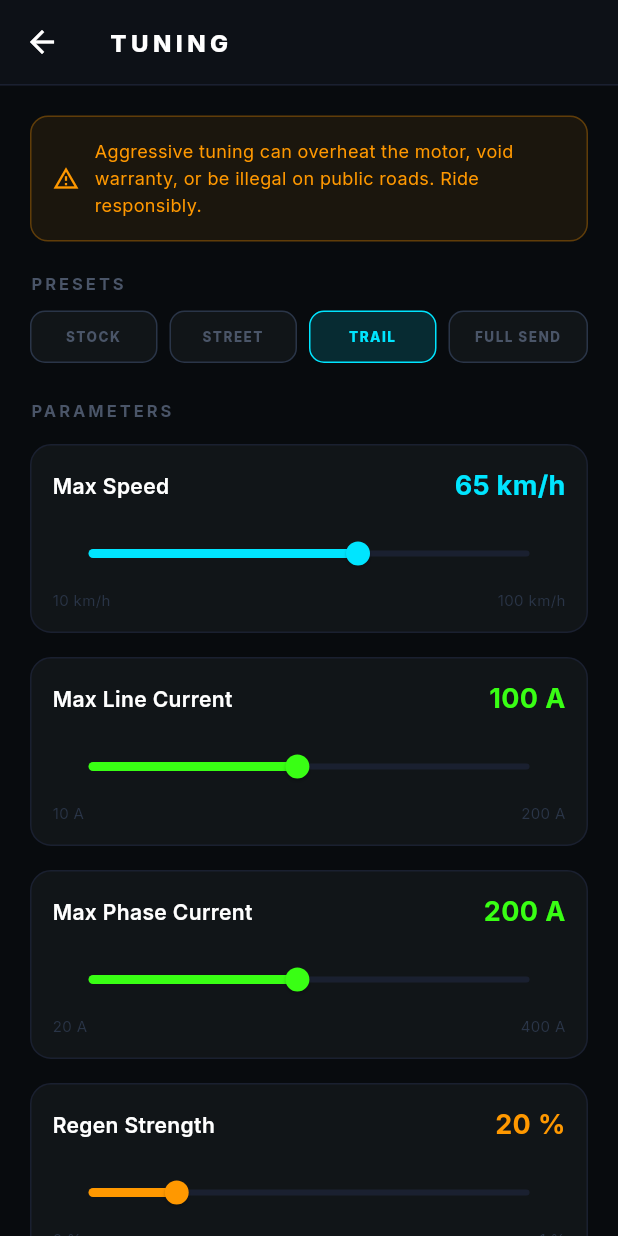
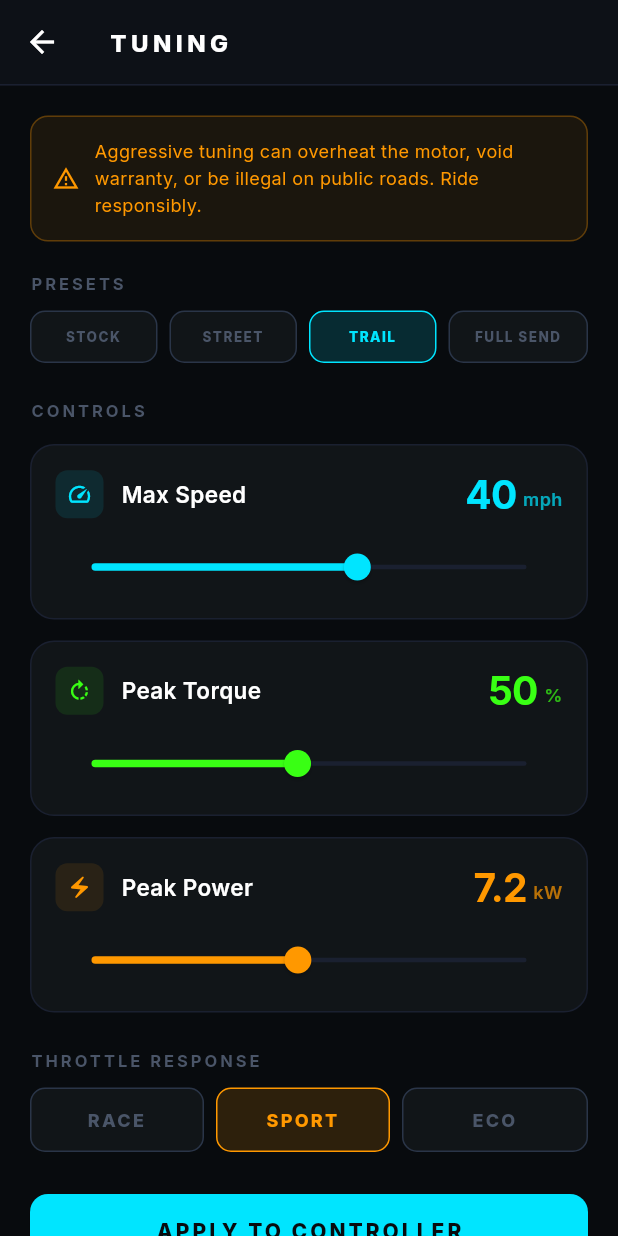
Before and after one commit to caydenchapple/Biketunes, a Flutter app: the TuningScreen screen opened by its route, on a phone screen of 412 x 824 dp. Run offline on Flutter 3.47's test engine with Material 3 defaults, Android fonts, the phone set to English and light mode, and no system bars; our stand-ins replace csv, fl_chart, flutter_blue_plus, flutter_riverpod, google_fonts, shared_preferences; accounts and stored records are empty.

Commit message:
Update initial route and enhance Bluetooth handling
- Changed the initial route from '/' to '/dashboard' in app.dart.
- Improved Bluetooth scanning logic in connection_screen.dart and dashboard_screen.dart to check Bluetooth adapter state before starting a scan.
- Updated TuningScreen to use unit conversion for speed and power parameters, and restructured UI elements for better clarity.
- Added necessary entitlements for network client access in macOS project files.
- Updated Xcode project settings to include new Pods dependencies.

```diff
--- a/lib/app.dart
+++ b/lib/app.dart
@@ -26,7 +26,7 @@ class BikeTunesApp extends StatelessWidget {
       title: 'BikeTunes',
       debugShowCheckedModeBanner: false,
       theme: _buildTheme(),
-      initialRoute: '/',
+      initialRoute: '/dashboard',
       routes: {
         '/': (_) => const ConnectionScreen(),
         '/dashboard': (_) => const DashboardScreen(),
--- a/lib/screens/connection_screen.dart
+++ b/lib/screens/connection_screen.dart
@@ -1,4 +1,5 @@
 import 'package:flutter/material.dart';
+import 'package:flutter_blue_plus/flutter_blue_plus.dart' show FlutterBluePlus, BluetoothAdapterState;
 import 'package:flutter_riverpod/flutter_riverpod.dart';
 import 'package:biketunes/providers/bluetooth_provider.dart';
 import 'package:biketunes/services/bluetooth_service.dart';
@@ -23,6 +24,17 @@ class _ConnectionScreenState extends ConsumerState<ConnectionScreen> {
 
   Future<void> _startScan() async {
     setState(() => _isScanning = true);
+    // Wait until the BT adapter is on (handles macOS/iOS initialization delay)
+    final adapterState = await FlutterBluePlus.adapterState
+        .firstWhere((s) => s != BluetoothAdapterState.unknown)
+        .timeout(const Duration(seconds: 5), onTimeout: () => BluetoothAdapterState.unavailable);
+    if (adapterState != BluetoothAdapterState.on) {
+      if (mounted) {
+        setState(() => _isScanning = false);
+        _showError('Bluetooth is off. Please enable Bluetooth and try again.');
+      }
+      return;
+    }
     final service = ref.read(bluetoothServiceProvider);
     await service.startScan(timeout: const Duration(seconds: 10));
     if (mounted) setState(() => _isScanning = false);
--- a/lib/screens/dashboard_screen.dart
+++ b/lib/screens/dashboard_screen.dart
@@ -1,4 +1,5 @@
 import 'package:flutter/material.dart';
+import 'package:flutter_blue_plus/flutter_blue_plus.dart' show FlutterBluePlus, BluetoothAdapterState;
 import 'package:flutter_riverpod/flutter_riverpod.dart';
 import 'package:biketunes/models/controller_state.dart';
 import 'package:biketunes/providers/bluetooth_provider.dart';
@@ -44,14 +45,6 @@ class _DashboardScreenState extends ConsumerState<DashboardScreen> {
     // Track session top speed
     if (controllerState.speedKph > _sessionTopSpeed) {
       _sessionTopSpeed = controllerState.speedKph;
-    }
-
-    // Auto-navigate to connect tab on disconnect (instead of leaving the dashboard)
-    if (connectionState == DongleConnectionState.disconnected &&
-        _selectedIndex != _connectTabIndex) {
-      WidgetsBinding.instance.addPostFrameCallback((_) {
-        if (mounted) setState(() => _selectedIndex = _connectTabIndex);
-      });
     }
 
     return Scaffold(
@@ -166,6 +159,14 @@ class _ConnectTabState extends ConsumerState<_ConnectTab> {
 
   Future<void> _startScan() async {
     setState(() => _isScanning = true);
+    final adapterState = await FlutterBluePlus.adapterState
+        .firstWhere((s) => s != BluetoothAdapterState.unknown)
+        .timeout(const Duration(seconds: 5),
+            onTimeout: () => BluetoothAdapterState.unavailable);
+    if (adapterState != BluetoothAdapterState.on) {
+      if (mounted) setState(() => _isScanning = false);
+      return;
+    }
     final service = ref.read(bluetoothServiceProvider);
     await service.startScan(timeout: const Duration(seconds: 10));
     if (mounted) setState(() => _isScanning = false);
--- a/lib/screens/tuning_screen.dart
+++ b/lib/screens/tuning_screen.dart
@@ -4,7 +4,7 @@ import 'package:flutter_riverpod/flutter_riverpod.dart';
 import 'package:biketunes/models/tuning_profile.dart';
 import 'package:biketunes/providers/controller_provider.dart';
 import 'package:biketunes/providers/tuning_provider.dart';
-import 'package:biketunes/widgets/power_curve_editor.dart';
+import 'package:biketunes/utils/unit_converter.dart';
 
 class TuningScreen extends ConsumerWidget {
   const TuningScreen({super.key});
@@ -47,7 +47,7 @@ class TuningScreen extends ConsumerWidget {
               _WarningBanner(isMoving: isMoving),
               const SizedBox(height: 20),
 
-              // Preset buttons
+              // Presets
               _SectionHeader(title: 'PRESETS'),
               const SizedBox(height: 10),
               _PresetRow(
@@ -56,59 +56,53 @@ class TuningScreen extends ConsumerWidget {
               ),
               const SizedBox(height: 24),
 
-              // Sliders
-              _SectionHeader(title: 'PARAMETERS'),
+              // Controls
+              _SectionHeader(title: 'CONTROLS'),
               const SizedBox(height: 14),
 
+              // Max Speed
               _TuningSlider(
                 label: 'Max Speed',
-                value: profile.maxSpeedKph,
-                min: 10,
-                max: 100,
-                unit: 'km/h',
-                displayValue: profile.maxSpeedKph.toStringAsFixed(0),
-                onChanged: notifier.updateMaxSpeed,
+                icon: Icons.speed,
+                value: UnitConverter.kphToMph(profile.maxSpeedKph),
+                min: UnitConverter.kphToMph(10),
+                max: UnitConverter.kphToMph(100),
+                unit: 'mph',
+                displayValue: UnitConverter.kphToMph(profile.maxSpeedKph).toStringAsFixed(0),
+                onChanged: (mph) => notifier.updateMaxSpeed(UnitConverter.mphToKph(mph)),
                 accentColor: const Color(0xFF00E5FF),
               ),
-              const SizedBox(height: 16),
+              const SizedBox(height: 14),
 
+              // Peak Torque — maps to phase current (20–400 A → 0–100%)
               _TuningSlider(
-                label: 'Max Line Current',
-                value: profile.maxLineCurrA,
-                min: 10,
-                max: 200,
-                unit: 'A',
-                displayValue: profile.maxLineCurrA.toStringAsFixed(0),
-                onChanged: notifier.updateMaxLineCurr,
+                label: 'Peak Torque',
+                icon: Icons.rotate_right,
+                value: (profile.maxPhaseCurrA / 400.0 * 100).clamp(0, 100),
+                min: 5,
+                max: 100,
+                unit: '%',
+                displayValue: (profile.maxPhaseCurrA / 400.0 * 100).clamp(0, 100).toStringAsFixed(0),
+                onChanged: (pct) => notifier.updateMaxPhaseCurr((pct / 100.0 * 400.0).clamp(20, 400)),
                 accentColor: const Color(0xFF39FF14),
-                warningThreshold: 150,
+                warningThreshold: 80,
               ),
-              const SizedBox(height: 16),
+              const SizedBox(height: 14),
 
+              // Peak Power — maps to line current (10–200 A × 72 V = 0.7–14.4 kW)
               _TuningSlider(
-                label: 'Max Phase Current',
-                value: profile.maxPhaseCurrA,
-                min: 20,
-                max: 400,
-                unit: 'A',
-                displayValue: profile.maxPhaseCurrA.toStringAsFixed(0),
-                onChanged: notifier.updateMaxPhaseCurr,
-                accentColor: const Color(0xFF39FF14),
-                warningThreshold: 300,
+                label: 'Peak Power',
+                icon: Icons.electric_bolt,
+                value: (profile.maxLineCurrA * 72.0 / 1000.0).clamp(0.7, 14.4),
+                min: 0.7,
+                max: 14.4,
+                unit: 'kW',
+                displayValue: (profile.maxLineCurrA * 72.0 / 1000.0).toStringAsFixed(1),
+                onChanged: (kw) => notifier.updateMaxLineCurr((kw * 1000.0 / 72.0).clamp(10, 200)),
+                accentColor: const Color(0xFFFF9800),
+                warningThreshold: 11.0,
               ),
-              const SizedBox(height: 16),
-
-              _TuningSlider(
-                label: 'Regen Strength',
-                value: profile.regenStrength,
-                min: 0,
-                max: 1,
-                unit: '%',
-                displayValue: (profile.regenStrength * 100).toStringAsFixed(0),
-                onChanged: notifier.updateRegen,
-                accentColor: const Color(0xFFFF9800),
-              ),
-              const SizedBox(height: 16),
+              const SizedBox(height: 24),
 
               // Throttle response
               _SectionHeader(title: 'THROTTLE RESPONSE'),
@@ -116,25 +110,6 @@ class TuningScreen extends ConsumerWidget {
               _ThrottleResponseSelector(
                 value: profile.throttleResponse,
                 onChanged: notifier.updateThrottleResponse,
-              ),
-              const SizedBox(height: 24),
-
-              // Power curve
-              Container(
-                padding: const EdgeInsets.all(16),
-                decoration: BoxDecoration(
-                  color: const Color(0xFF111518),
-                  borderRadius: BorderRadius.circular(16),
-                  border: Border.all(color: const Color(0xFF1A2030)),
-                ),
-                child: PowerCurveEditor(
-                  points: profile.powerCurve,
-                  onChanged: (points) {
-                    for (int i = 0; i < points.length; i++) {
-                      notifier.updatePowerCurvePoint(i, points[i]);
-                    }
-                  },
-                ),
               ),
               const SizedBox(height: 28),
 
@@ -292,8 +267,9 @@ class TuningScreen extends ConsumerWidget {
             ],
             Text(
               'Writing to: ${profile.name}\n'
-              'Max Speed: ${profile.maxSpeedKph.toStringAsFixed(0)} km/h\n'
-              'Max Current: ${profile.maxLineCurrA.toStringAsFixed(0)} A',
+              'Max Speed: ${UnitConverter.kphToMph(profile.maxSpeedKph).toStringAsFixed(0)} mph\n'
+              'Peak Torque: ${(profile.maxPhaseCurrA / 400.0 * 100).toStringAsFixed(0)}%\n'
+              'Peak Power: ${(profile.maxLineCurrA * 72.0 / 1000.0).toStringAsFixed(1)} kW',
               style: const TextStyle(
                 color: Color(0xFF8899AA),
                 fontSize: 13,
@@ -498,6 +474,7 @@ class _PresetRow extends StatelessWidget {
 
 class _TuningSlider extends StatelessWidget {
   final String label;
+  final IconData icon;
   final double value;
   final double min;
   final double max;
@@ -509,6 +486,7 @@ class _TuningSlider extends StatelessWidget {
 
   const _TuningSlider({
     required this.label,
+    required this.icon,
     required this.value,
     required this.min,
     required this.max,
@@ -526,13 +504,13 @@ class _TuningSlider extends StatelessWidget {
     final color = _isWarning ? const Color(0xFFFF9800) : accentColor;
 
     return Container(
-      padding: const EdgeInsets.all(14),
+      padding: const EdgeInsets.fromLTRB(16, 14, 16, 10),
       decoration: BoxDecoration(
         color: const Color(0xFF111518),
-        borderRadius: BorderRadius.circular(14),
+        borderRadius: BorderRadius.circular(16),
         border: Border.all(
           color: _isWarning
-              ? const Color(0xFFFF9800).withOpacity(0.3)
+              ? const Color(0xFFFF9800).withOpacity(0.35)
               : const Color(0xFF1A2030),
         ),
       ),
@@ -540,34 +518,57 @@ class _TuningSlider extends StatelessWidget {
         children: [
           Row(
             children: [
+              Container(
+                width: 32,
+                height: 32,
+                decoration: BoxDecoration(
+                  color: color.withOpacity(0.1),
+                  borderRadius: BorderRadius.circular(8),
+                ),
+                child: Icon(icon, color: color, size: 17),
+              ),
+              const SizedBox(width: 12),
               Text(
                 label,
                 style: const TextStyle(
                   color: Colors.white,
-                  fontSize: 14,
+                  fontSize: 15,
                   fontWeight: FontWeight.w600,
                 ),
               ),
               const Spacer(),
               Text(
-                '$displayValue $unit',
+                '$displayValue',
                 style: TextStyle(
                   color: color,
-                  fontSize: 18,
+                  fontSize: 26,
                   fontWeight: FontWeight.w700,
+                  letterSpacing: -0.5,
+                ),
+              ),
+              const SizedBox(width: 4),
+              Padding(
+                padding: const EdgeInsets.only(top: 6),
+                child: Text(
+                  unit,
+                  style: TextStyle(
+                    color: color.withOpacity(0.7),
+                    fontSize: 12,
+                    fontWeight: FontWeight.w600,
+                  ),
                 ),
               ),
             ],
           ),
-          const SizedBox(height: 8),
+          const SizedBox(height: 6),
           SliderTheme(
             data: SliderThemeData(
-              trackHeight: 4,
+              trackHeight: 3,
               activeTrackColor: color,
               inactiveTrackColor: const Color(0xFF1A2030),
               thumbColor: color,
-              thumbShape: const RoundSliderThumbShape(enabledThumbRadius: 8),
-              overlayColor: color.withOpacity(0.2),
+              thumbShape: const RoundSliderThumbShape(enabledThumbRadius: 9),
+              overlayColor: color.withOpacity(0.15),
             ),
             child: Slider(
               value: value.clamp(min, max),
@@ -579,33 +580,24 @@ class _TuningSlider extends StatelessWidget {
               },
             ),
           ),
-          Row(
-            mainAxisAlignment: MainAxisAlignment.spaceBetween,
+          if (_isWarning)
+            Padding(
+              padding: const EdgeInsets.only(bottom: 4),
+              child: Row(
                 children: [
-              Text(
-                '${min.toStringAsFixed(0)} $unit',
-                style: const TextStyle(
-                  color: Color(0xFF2A3548),
-                  fontSize: 10,
-                ),
-              ),
-              if (_isWarning)
+                  const SizedBox(width: 4),
+                  const Icon(Icons.warning_amber, color: Color(0xFFFF9800), size: 12),
+                  const SizedBox(width: 4),
                   const Text(
-                  '⚠ High — monitor temps',
+                    'High — monitor temps closely',
                     style: TextStyle(
                       color: Color(0xFFFF9800),
-                    fontSize: 10,
+                      fontSize: 11,
                       fontWeight: FontWeight.w600,
                     ),
                   ),
-              Text(
-                '${max.toStringAsFixed(0)} $unit',
-                style: const TextStyle(
-                  color: Color(0xFF2A3548),
-                  fontSize: 10,
+                ],
               ),
-              ),
-            ],
             ),
         ],
       ),
```
Also changed, not shown: 5 other files. Lines whose indentation alone changed are shown as unchanged.
